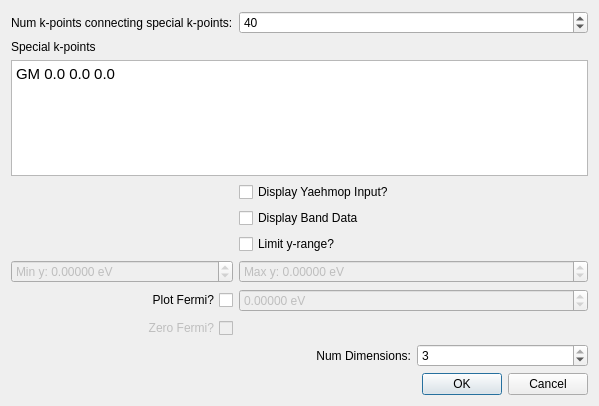
OpenChemistry/avogadrolibs, file avogadro/qtplugins/yaehmop/banddialog.ui: the form before one commit.
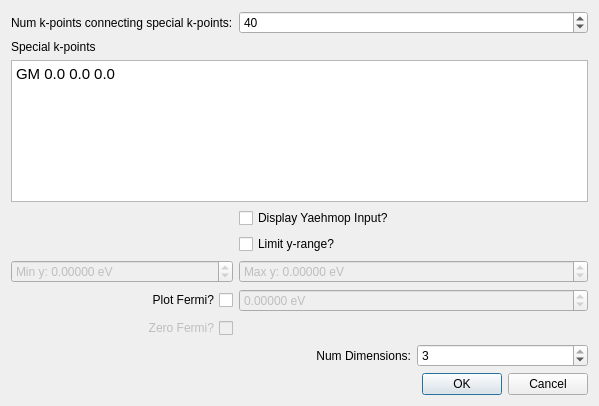
The form after the commit.

Commit message:
Removed checkbox to display data
Data will, in the future, be save-able via a button on the plot.
This makes the 'display data?' buttons obsolete.

```diff
--- a/avogadro/qtplugins/yaehmop/banddialog.ui
+++ b/avogadro/qtplugins/yaehmop/banddialog.ui
@@ -173,16 +173,6 @@
     </widget>
    </item>
    <item row="4" column="2" colspan="2">
-    <widget class="QCheckBox" name="cb_displayBandData">
-     <property name="toolTip">
-      <string>&lt;html&gt;&lt;head/&gt;&lt;body&gt;&lt;p&gt;If this box is checked, all of the band data will be displayed in an edit box. The user may copy and paste it for use elsewhere. The data is in this format:&lt;/p&gt;&lt;p&gt;&lt;br/&gt;&lt;/p&gt;&lt;p&gt;# Special k points&lt;/p&gt;&lt;p&gt;# &amp;lt;symbol&amp;gt; &amp;lt;x&amp;gt; &amp;lt;y&amp;gt; &amp;lt;z&amp;gt; &amp;lt;k space value (x)&amp;gt;&lt;/p&gt;&lt;p&gt;# L 0.5 0.5 0.5 &lt;/p&gt;&lt;p&gt;# etc.&lt;/p&gt;&lt;p&gt;# &amp;lt;k space distance (x)&amp;gt; &amp;lt;band 1 energies&amp;gt; &amp;lt;band 2 energies&amp;gt; &amp;lt;etc.&amp;gt;&lt;/p&gt;&lt;p&gt;&lt;br/&gt;&lt;/p&gt;&lt;p&gt;Default: off&lt;/p&gt;&lt;/body&gt;&lt;/html&gt;</string>
-     </property>
-     <property name="text">
-      <string>Display Band Data</string>
-     </property>
-    </widget>
-   </item>
-   <item row="5" column="2" colspan="2">
     <widget class="QCheckBox" name="cb_limitY">
      <property name="toolTip">
       <string>&lt;html&gt;&lt;head/&gt;&lt;body&gt;&lt;p&gt;Limit the y-range in the plot?&lt;/p&gt;&lt;p&gt;Default: off&lt;/p&gt;&lt;/body&gt;&lt;/html&gt;</string>
```
Left out of the diff: 59 changed lines with no effect on the pictures. The commit also changes 3 other files.
